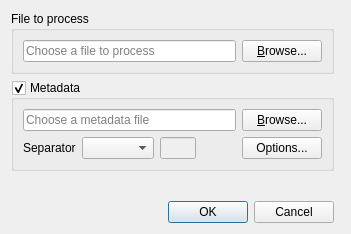
Above: lib/ui/process_data_dialog.ui from metgem/metgem before the change. Below: the same form after it.
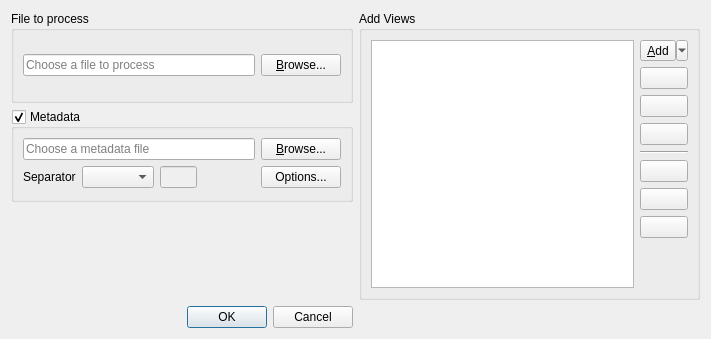
That is the form after the change. Icons and pictures are not drawn. Custom widgets are drawn as their Qt base class.

Commit message: Use Qt-Advanced-Docking-System to manage docks and then allow to create network views independently. Add UMAP and MDS views. UI redesign.

What changed in the file:
```diff
--- a/lib/ui/process_data_dialog.ui
+++ b/lib/ui/process_data_dialog.ui
@@ -9,8 +9,8 @@
    <rect>
     <x>0</x>
     <y>0</y>
-    <width>351</width>
-    <height>201</height>
+    <width>711</width>
+    <height>339</height>
    </rect>
   </property>
   <property name="sizePolicy">
@@ -23,8 +23,18 @@
    <string>Process File</string>
   </property>
   <layout class="QGridLayout" name="gridLayout_2">
-   <item row="0" column="3" rowspan="6">
-    <widget class="QWidget" name="wgAdvancedOptions" native="true"/>
+   <item row="4" column="0">
+    <widget class="QDialogButtonBox" name="buttonBox">
+     <property name="orientation">
+      <enum>Qt::Horizontal</enum>
+     </property>
+     <property name="standardButtons">
+      <set>QDialogButtonBox::Cancel|QDialogButtonBox::Ok</set>
+     </property>
+     <property name="centerButtons">
+      <bool>false</bool>
+     </property>
+    </widget>
    </item>
    <item row="1" column="0">
     <widget class="QGroupBox" name="gbMetadata">
@@ -162,17 +172,181 @@
      </layout>
     </widget>
    </item>
-   <item row="7" column="0">
-    <widget class="QDialogButtonBox" name="buttonBox">
-     <property name="orientation">
-      <enum>Qt::Horizontal</enum>
+   <item row="0" column="3" rowspan="3">
+    <widget class="QGroupBox" name="gbAddViews">
+     <property name="title">
+      <string>Add Views</string>
      </property>
-     <property name="standardButtons">
-      <set>QDialogButtonBox::Cancel|QDialogButtonBox::Ok</set>
-     </property>
-     <property name="centerButtons">
-      <bool>false</bool>
-     </property>
+     <layout class="QHBoxLayout" name="horizontalLayout_3">
+      <item>
+       <widget class="QListWidget" name="lstViews">
+        <property name="dragDropMode">
+         <enum>QAbstractItemView::InternalMove</enum>
+        </property>
+        <property name="alternatingRowColors">
+         <bool>true</bool>
+        </property>
+        <property name="selectionMode">
+         <enum>QAbstractItemView::ExtendedSelection</enum>
+        </property>
+        <property name="uniformItemSizes">
+         <bool>true</bool>
+        </property>
+       </widget>
+      </item>
+      <item>
+       <layout class="QVBoxLayout" name="verticalLayout">
+        <item>
+         <widget class="QToolButton" name="btAddView">
+          <property name="toolTip">
+           <string>Add a view to the list</string>
+          </property>
+          <property name="statusTip">
+           <string>Add a view to the list</string>
+          </property>
+          <property name="text">
+           <string>&amp;Add</string>
+          </property>
+          <property name="icon">
+           <iconset resource="ui.qrc">
+            <normaloff>:/icons/images/list-add.svg</normaloff>:/icons/images/list-add.svg</iconset>
+          </property>
+          <property name="iconSize">
+           <size>
+            <width>16</width>
+            <height>16</height>
+           </size>
+          </property>
+          <property name="popupMode">
+           <enum>QToolButton::MenuButtonPopup</enum>
+          </property>
+         </widget>
+        </item>
+        <item>
+         <widget class="QPushButton" name="btRemoveViews">
+          <property name="toolTip">
+           <string>Remove selected view(s) from the list</string>
+          </property>
+          <property name="statusTip">
+           <string>Remove selected view(s) from the list</string>
+          </property>
+          <property name="text">
+           <string/>
+          </property>
+          <property name="icon">
+           <iconset resource="ui.qrc">
+            <normaloff>:/icons/images/list-remove.svg</normaloff>:/icons/images/list-remove.svg</iconset>
+          </property>
+         </widget>
+        </item>
+        <item>
+         <widget class="QPushButton" name="btEditView">
+          <property name="toolTip">
+           <string>Edit selected view options</string>
+          </property>
+          <property name="statusTip">
+           <string>Edit selected view options</string>
+          </property>
+          <property name="text">
+           <string/>
+          </property>
+          <property name="icon">
+           <iconset resource="ui.qrc">
+            <normaloff>:/icons/images/list-edit.svg</normaloff>:/icons/images/list-edit.svg</iconset>
+          </property>
+         </widget>
+        </item>
+        <item>
+         <widget class="QPushButton" name="btClear">
+          <property name="toolTip">
+           <string>Clear list</string>
+          </property>
+          <property name="statusTip">
+           <string>Clear list</string>
+          </property>
+          <property name="text">
+           <string/>
+          </property>
+          <property name="icon">
+           <iconset resource="ui.qrc">
+            <normaloff>:/icons/images/list-clear.svg</normaloff>:/icons/images/list-clear.svg</iconset>
+          </property>
+         </widget>
+        </item>
+        <item>
+         <widget class="Line" name="line">
+          <property name="orientation">
+           <enum>Qt::Horizontal</enum>
+          </property>
+         </widget>
+        </item>
+        <item>
+         <widget class="QPushButton" name="btSelectAll">
+          <property name="toolTip">
+           <string>Select all items</string>
+          </property>
+          <property name="statusTip">
+           <string>Select all items</string>
+          </property>
+          <property name="text">
+           <string/>
+          </property>
+          <property name="icon">
+           <iconset resource="ui.qrc">
+            <normaloff>:/icons/images/select-all.svg</normaloff>:/icons/images/select-all.svg</iconset>
+          </property>
+         </widget>
+        </item>
+        <item>
+         <widget class="QPushButton" name="btSelectNone">
+          <property name="toolTip">
+           <string>Select nothing</string>
+          </property>
+          <property name="statusTip">
+           <string>Select nothing</string>
+          </property>
+          <property name="text">
+           <string/>
+          </property>
+          <property name="icon">
+           <iconset resource="ui.qrc">
+            <normaloff>:/icons/images/select-none.svg</normaloff>:/icons/images/select-none.svg</iconset>
+          </property>
+         </widget>
+        </item>
+        <item>
+         <widget class="QPushButton" name="btSelectInvert">
+          <property name="toolTip">
+           <string>Invert selection</string>
+          </property>
+          <property name="statusTip">
+           <string>Invert selection</string>
+          </property>
+          <property name="text">
+           <string/>
+          </property>
+          <property name="icon">
+           <iconset resource="ui.qrc">
+            <normaloff>:/icons/images/select-invert.svg</normaloff>:/icons/images/select-invert.svg</iconset>
+          </property>
+         </widget>
+        </item>
+        <item>
+         <spacer name="verticalSpacer">
+          <property name="orientation">
+           <enum>Qt::Vertical</enum>
+          </property>
+          <property name="sizeHint" stdset="0">
+           <size>
+            <width>20</width>
+            <height>40</height>
+           </size>
+          </property>
+         </spacer>
+        </item>
+       </layout>
+      </item>
+     </layout>
     </widget>
    </item>
   </layout>
```
The commit also changes 49 other files.
